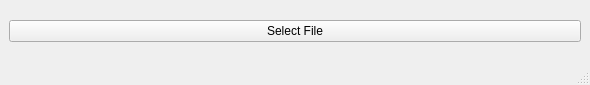
The window that views/mainwindow.ui (R4C4/InterViewSubmission) describes before a commit, drawn with Qt 5.
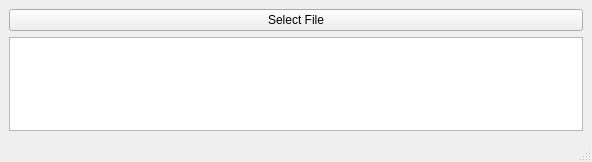
The same window after the commit.

Diff of the .ui file:
```diff
--- a/views/mainwindow.ui
+++ b/views/mainwindow.ui
@@ -6,8 +6,8 @@
    <rect>
     <x>0</x>
     <y>0</y>
-    <width>590</width>
-    <height>85</height>
+    <width>592</width>
+    <height>162</height>
    </rect>
   </property>
   <property name="windowTitle">
@@ -22,6 +22,9 @@
       </property>
      </widget>
     </item>
+    <item row="1" column="0">
+     <widget class="QTextBrowser" name="txtOutput"/>
+    </item>
    </layout>
   </widget>
   <widget class="QMenuBar" name="menubar">
```
Left out of the diff: 4 changed lines with no effect on the pictures.
